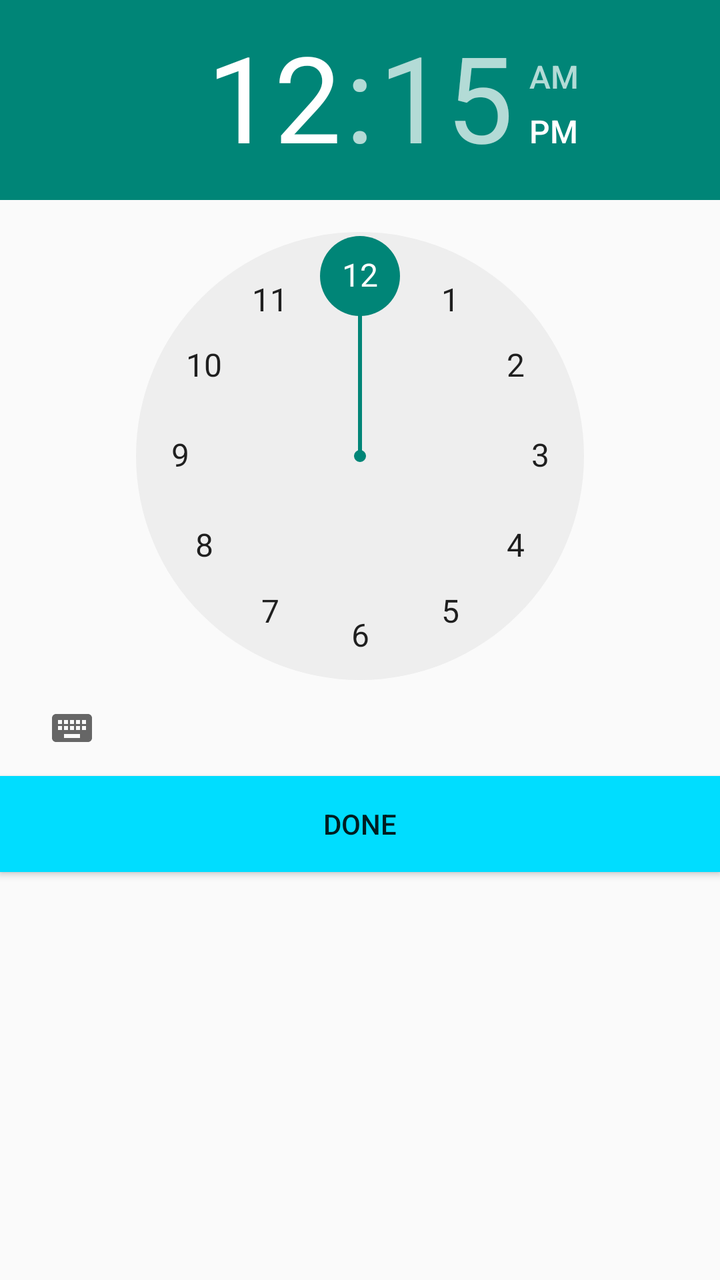
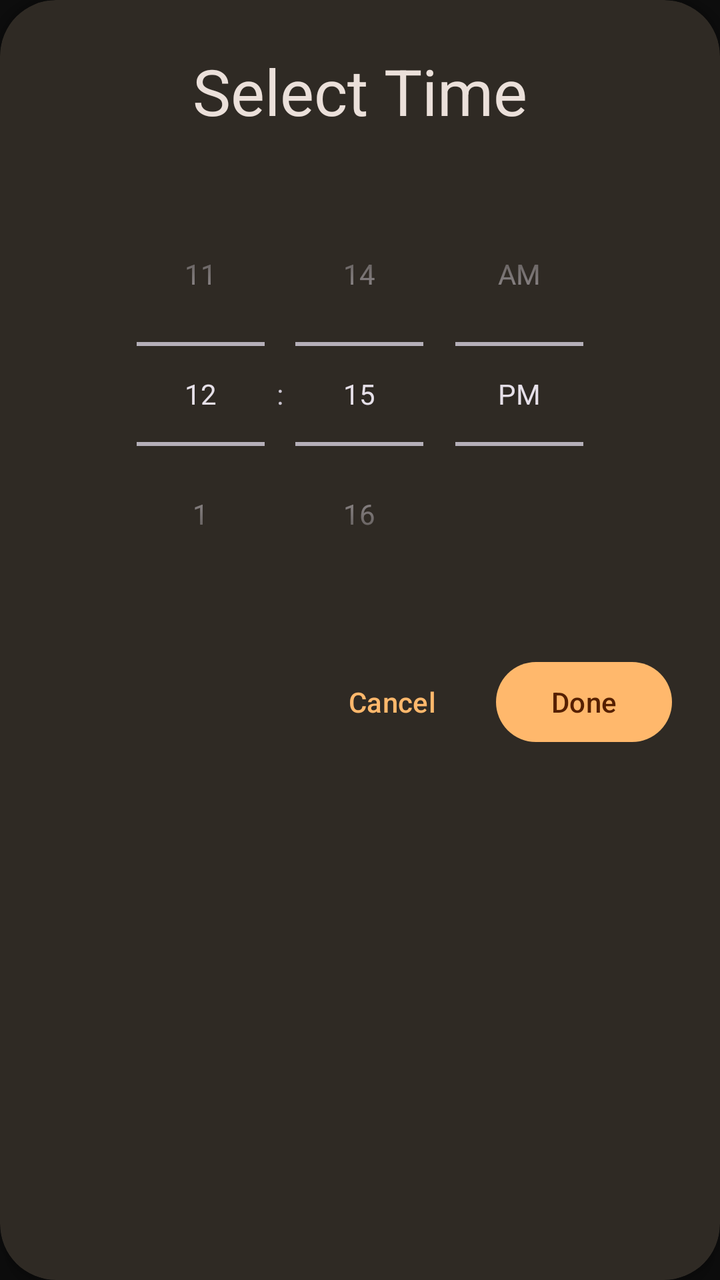

Before-and-after screenshots of an Android layout around one commit, followed by the original layout XML and the change that was made.
<!-- AndroidManifest.xml: application theme Theme.MyApplication -->
<!-- res/layout/pop_time.xml -->
<?xml version="1.0" encoding="utf-8"?>
<LinearLayout xmlns:android="http://schemas.android.com/apk/res/android"
    android:layout_width="match_parent"
    android:layout_height="wrap_content"
    android:orientation="vertical">

    <TimePicker
        android:id="@+id/tp1"
        android:layout_width="match_parent"
        android:layout_height="wrap_content" />

    <Button
        android:id="@+id/pickTimeDone"
        android:layout_width="match_parent"
        android:layout_height="wrap_content"
        android:background="@android:color/holo_blue_bright"
        android:text="Done" />
</LinearLayout>
<!-- resources referenced by this layout -->
<resources>
  <style name="Theme.MyApplication" parent="android:Theme.Material.Light.NoActionBar" />
</resources>

<!-- the commit's change to res/layout/pop_time.xml (unified diff, before → after) -->
@@ -1,18 +1,63 @@
 <?xml version="1.0" encoding="utf-8"?>
-<LinearLayout xmlns:android="http://schemas.android.com/apk/res/android"
+<com.google.android.material.card.MaterialCardView 
+    xmlns:android="http://schemas.android.com/apk/res/android"
+    xmlns:app="http://schemas.android.com/apk/res-auto"
     android:layout_width="match_parent"
     android:layout_height="wrap_content"
-    android:orientation="vertical">
+    android:layout_margin="16dp"
+    app:cardBackgroundColor="@color/md_theme_dark_surfaceContainerHigh"
+    app:cardCornerRadius="28dp"
+    app:cardElevation="8dp"
+    app:strokeWidth="0dp">
 
-    <TimePicker
-        android:id="@+id/tp1"
-        android:layout_width="match_parent"
-        android:layout_height="wrap_content" />
-
-    <Button
-        android:id="@+id/pickTimeDone"
+    <LinearLayout
         android:layout_width="match_parent"
         android:layout_height="wrap_content"
-        android:background="@android:color/holo_blue_bright"
-        android:text="Done" />
-</LinearLayout>
+        android:orientation="vertical"
+        android:padding="24dp">
+
+        
+        <TextView
+            android:layout_width="match_parent"
+            android:layout_height="wrap_content"
+            android:text="Select Time"
+            android:textAppearance="@style/TextAppearance.Rooster.HeadlineLarge"
+            android:textColor="@color/md_theme_dark_onSurface"
+            android:gravity="center"
+            android:layout_marginBottom="24dp"/>
+
+        
+        <TimePicker
+            android:id="@+id/tp1"
+            android:layout_width="match_parent"
+            android:layout_height="wrap_content"
+            android:layout_marginBottom="24dp"
+            android:timePickerMode="spinner"/>
+
+        
+        <LinearLayout
+            android:layout_width="match_parent"
+            android:layout_height="wrap_content"
+            android:orientation="horizontal"
+            android:gravity="end">
+
+            <com.google.android.material.button.MaterialButton
+                android:id="@+id/pickTimeCancel"
+                style="@style/Widget.Material3.Button.TextButton"
+                android:layout_width="wrap_content"
+                android:layout_height="wrap_content"
+                android:text="Cancel"
+                android:layout_marginEnd="8dp"/>
+
+            <com.google.android.material.button.MaterialButton
+                android:id="@+id/pickTimeDone"
+                style="@style/Widget.Material3.Button"
+                android:layout_width="wrap_content"
+                android:layout_height="wrap_content"
+                android:text="Done"/>
+
+        </LinearLayout>
+
+    </LinearLayout>
+
+</com.google.android.material.card.MaterialCardView>
<!-- resource entries referenced after the edit -->
@@ -1,5 +1,97 @@
 <!-- resources referenced by this layout -->
 <resources>
-  <style name="Theme.MyApplication" parent="android:Theme.Material.Light.NoActionBar" />
+  <color name="md_theme_dark_onSurface">#EBE0DA</color>
+  <color name="md_theme_dark_surfaceContainerHigh">#2F2A24</color>
+  <style name="TextAppearance.Rooster.HeadlineLarge" parent="TextAppearance.Material3.HeadlineLarge">
+          <item name="android:fontFamily">sans-serif</item>
+          <item name="fontFamily">sans-serif</item>
+      </style>
+  <style name="Theme.MyApplication" parent="Base.Theme.Rooster" />
+  <style name="Base.Theme.Rooster" parent="Theme.Material3.Dark.NoActionBar">
+          
+          <item name="colorPrimary">@color/md_theme_dark_primary</item>
+          <item name="colorOnPrimary">@color/md_theme_dark_onPrimary</item>
+          <item name="colorPrimaryContainer">@color/md_theme_dark_primaryContainer</item>
+          <item name="colorOnPrimaryContainer">@color/md_theme_dark_onPrimaryContainer</item>
+          
+          
+          <item name="colorSecondary">@color/md_theme_dark_secondary</item>
+          <item name="colorOnSecondary">@color/md_theme_dark_onSecondary</item>
+          <item name="colorSecondaryContainer">@color/md_theme_dark_secondaryContainer</item>
+          <item name="colorOnSecondaryContainer">@color/md_theme_dark_onSecondaryContainer</item>
+          
+          
+          <item name="colorTertiary">@color/md_theme_dark_tertiary</item>
+          <item name="colorOnTertiary">@color/md_theme_dark_onTertiary</item>
+          <item name="colorTertiaryContainer">@color/md_theme_dark_tertiaryContainer</item>
+          <item name="colorOnTertiaryContainer">@color/md_theme_dark_onTertiaryContainer</item>
+          
+          
+          <item name="colorError">@color/md_theme_dark_error</item>
+          <item name="colorOnError">@color/md_theme_dark_onError</item>
+          <item name="colorErrorContainer">@color/md_theme_dark_errorContainer</item>
+          <item name="colorOnErrorContainer">@color/md_theme_dark_onErrorContainer</item>
+          
+          
+          <item name="colorSurface">@color/md_theme_dark_surface</item>
+          <item name="colorOnSurface">@color/md_theme_dark_onSurface</item>
+          <item name="colorSurfaceVariant">@color/md_theme_dark_surfaceVariant</item>
+          <item name="colorOnSurfaceVariant">@color/md_theme_dark_onSurfaceVariant</item>
+          
+          
+          <item name="android:colorBackground">@color/md_theme_dark_background</item>
+          <item name="colorOnBackground">@color/md_theme_dark_onBackground</item>
+          
+          
+          <item name="colorOutline">@color/md_theme_dark_outline</item>
+          <item name="colorOutlineVariant">@color/md_theme_dark_outlineVariant</item>
+          
+          
+          <item name="android:statusBarColor">@android:color/transparent</item>
+          <item name="android:windowLightStatusBar">false</item>
+          
+          
+          <item name="android:navigationBarColor">@color/md_theme_dark_surface</item>
+          
+          
+          <item name="shapeAppearanceSmallComponent">@style/ShapeAppearance.Rooster.SmallComponent</item>
+          <item name="shapeAppearanceMediumComponent">@style/ShapeAppearance.Rooster.MediumComponent</item>
+          <item name="shapeAppearanceLargeComponent">@style/ShapeAppearance.Rooster.LargeComponent</item>
+      </style>
+  <color name="md_theme_dark_primary">#FFB86C</color>
+  <color name="md_theme_dark_onPrimary">#562000</color>
+  <color name="md_theme_dark_primaryContainer">#7B3800</color>
+  <color name="md_theme_dark_onPrimaryContainer">#FFDCC2</color>
+  <color name="md_theme_dark_secondary">#E2C1A9</color>
+  <color name="md_theme_dark_onSecondary">#43291B</color>
+  <color name="md_theme_dark_secondaryContainer">#5C4231</color>
+  <color name="md_theme_dark_onSecondaryContainer">#FFDCC2</color>
+  <color name="md_theme_dark_tertiary">#C3CCAC</color>
+  <color name="md_theme_dark_onTertiary">#2D331D</color>
+  <color name="md_theme_dark_tertiaryContainer">#434932</color>
+  <color name="md_theme_dark_onTertiaryContainer">#DFE9C6</color>
+  <color name="md_theme_dark_error">#FFB4AB</color>
+  <color name="md_theme_dark_onError">#690005</color>
+  <color name="md_theme_dark_errorContainer">#93000A</color>
+  <color name="md_theme_dark_onErrorContainer">#FFDAD6</color>
+  <color name="md_theme_dark_surface">#1A1614</color>
+  <color name="md_theme_dark_surfaceVariant">#51443A</color>
+  <color name="md_theme_dark_onSurfaceVariant">#D5C3B5</color>
+  <color name="md_theme_dark_background">#0D0D0D</color>
+  <color name="md_theme_dark_onBackground">#EBE0DA</color>
+  <color name="md_theme_dark_outline">#9D8E82</color>
+  <color name="md_theme_dark_outlineVariant">#51443A</color>
+  <style name="ShapeAppearance.Rooster.SmallComponent" parent="ShapeAppearance.Material3.SmallComponent">
+          <item name="cornerFamily">rounded</item>
+          <item name="cornerSize">12dp</item>
+      </style>
+  <style name="ShapeAppearance.Rooster.MediumComponent" parent="ShapeAppearance.Material3.MediumComponent">
+          <item name="cornerFamily">rounded</item>
+          <item name="cornerSize">16dp</item>
+      </style>
+  <style name="ShapeAppearance.Rooster.LargeComponent" parent="ShapeAppearance.Material3.LargeComponent">
+          <item name="cornerFamily">rounded</item>
+          <item name="cornerSize">24dp</item>
+      </style>
 </resources>
 
